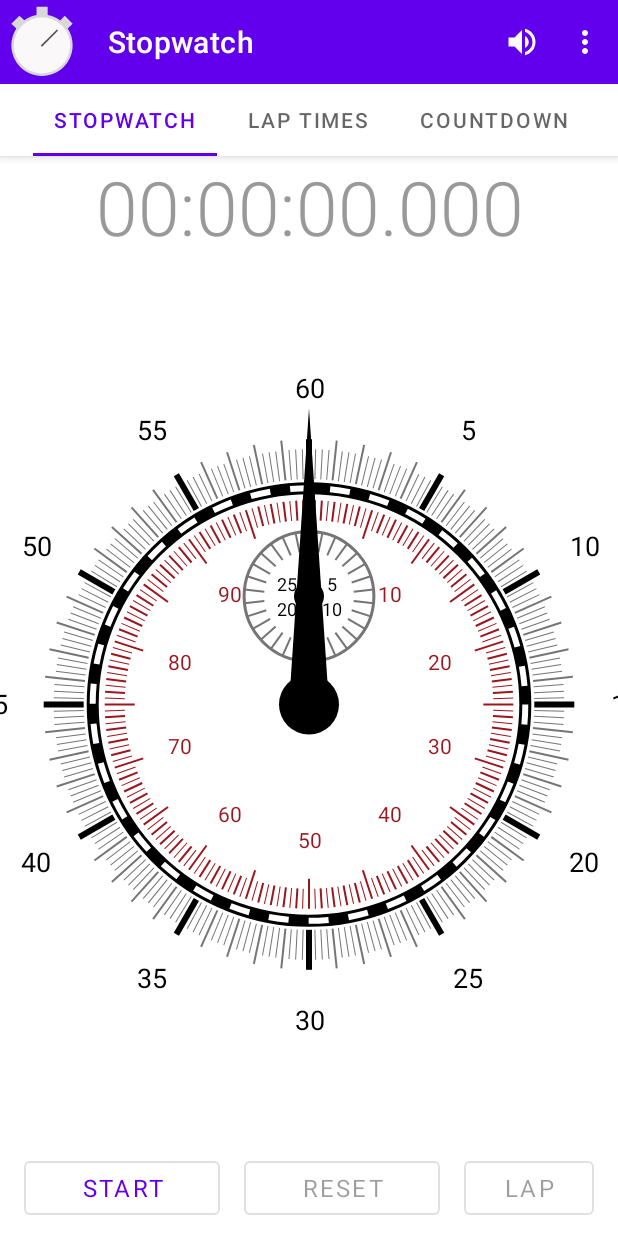
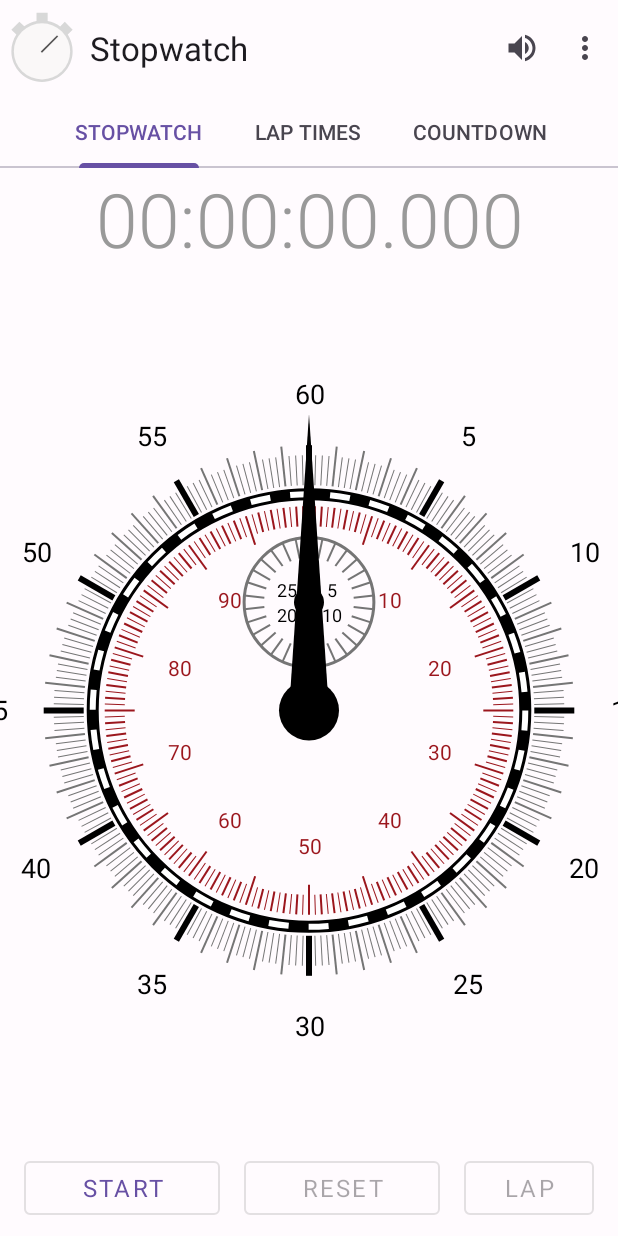
Before and after one commit to iplanetcn/stopwatch-android, an Android app: the screen it shows after launch (MainActivity), on a phone screen of 412 x 824 dp. Run offline under Robolectric (Android 15) with nearby library versions, the phone set to English and light mode, and no system bars; our stand-ins replace Timber.

Commit message:
update with material3 theme

```diff
--- a/app/build.gradle
+++ b/app/build.gradle
@@ -8,7 +8,7 @@
 
     defaultConfig {
         applicationId "io.github.iplanetcn.app.stopwatch"
-        minSdk 21
+        minSdk 23
         targetSdk 31
         versionCode 1
         versionName "1.0"
--- a/app/src/main/java/io/github/iplanetcn/app/stopwatch/fragments/LapTimesAdapter.kt
+++ b/app/src/main/java/io/github/iplanetcn/app/stopwatch/fragments/LapTimesAdapter.kt
@@ -23,13 +23,12 @@
 
     //region Implementations
     override fun onCreateViewHolder(parent: ViewGroup, viewType: Int): LapTimesViewHolder {
-        return LapTimesViewHolder(
-            ItemLapTimesBinding.inflate(
-                LayoutInflater.from(parent.context),
-                parent,
-                false
-            )
+        val binding = ItemLapTimesBinding.inflate(
+            LayoutInflater.from(parent.context),
+            parent,
+            false
         )
+        return LapTimesViewHolder(binding)
     }
 
     override fun onBindViewHolder(holder: LapTimesViewHolder, position: Int) {
--- a/app/src/main/res/layout-land/activity_main.xml
+++ b/app/src/main/res/layout-land/activity_main.xml
@@ -27,14 +27,10 @@
                 android:id="@+id/tab_layout"
                 android:layout_width="wrap_content"
                 android:layout_height="wrap_content"
-                android:layout_gravity="center|bottom"
+                android:layout_gravity="center"
                 android:contentDescription="@string/content_desc_tab_layout"
                 app:tabMode="auto"
-                app:tabBackground="?colorPrimary"
-                app:tabTextColor="@color/gray_400"
-                app:tabSelectedTextColor="@color/white"
-                app:tabIndicatorColor="@color/white"
-                app:tabIndicatorHeight="8dp"/>
+                app:tabIndicatorHeight="4dp"/>
         </com.google.android.material.appbar.MaterialToolbar>
 
     </com.google.android.material.appbar.AppBarLayout>
--- a/app/src/main/res/layout/activity_main.xml
+++ b/app/src/main/res/layout/activity_main.xml
@@ -20,6 +20,7 @@
             android:id="@+id/toolbar"
             android:layout_width="match_parent"
             android:layout_height="?attr/actionBarSize"
+            android:theme="@style/Theme.Material3.DayNight"
             app:navigationIcon="@drawable/ic_stopwatch"
             app:popupTheme="@style/Theme.Stopwatch.PopupOverlay" />
 
--- a/app/src/main/res/layout/activity_settings.xml
+++ b/app/src/main/res/layout/activity_settings.xml
@@ -9,8 +9,7 @@
     <com.google.android.material.appbar.AppBarLayout
         android:layout_width="match_parent"
         android:layout_height="wrap_content"
-        android:fitsSystemWindows="true"
-        android:theme="@style/Theme.Stopwatch.AppBarOverlay">
+        android:fitsSystemWindows="true">
 
         <androidx.appcompat.widget.Toolbar
             android:id="@+id/toolbar"
--- /dev/null
+++ b/app/src/main/res/values-night/themes.xml
@@ -0,0 +1,58 @@
+<?xml version="1.0" encoding="utf-8"?>
+<resources>
+
+    <style name="Theme.Stopwatch" parent="@style/Theme.Material3.DayNight.NoActionBar">
+        <!-- theme config -->
+        <item name="colorPrimary">@color/md_theme_dark_primary</item>
+        <item name="colorOnPrimary">@color/md_theme_dark_onPrimary</item>
+        <item name="colorPrimaryContainer">@color/md_theme_dark_primaryContainer</item>
+        <item name="colorOnPrimaryContainer">@color/md_theme_dark_onPrimaryContainer</item>
+        <item name="colorSecondary">@color/md_theme_dark_secondary</item>
+        <item name="colorOnSecondary">@color/md_theme_dark_onSecondary</item>
+        <item name="colorSecondaryContainer">@color/md_theme_dark_secondaryContainer</item>
+        <item name="colorOnSecondaryContainer">@color/md_theme_dark_onSecondaryContainer</item>
+        <item name="colorTertiary">@color/md_theme_dark_tertiary</item>
+        <item name="colorOnTertiary">@color/md_theme_dark_onTertiary</item>
+        <item name="colorTertiaryContainer">@color/md_theme_dark_tertiaryContainer</item>
+        <item name="colorOnTertiaryContainer">@color/md_theme_dark_onTertiaryContainer</item>
+        <item name="colorError">@color/md_theme_dark_error</item>
+        <item name="colorErrorContainer">@color/md_theme_dark_errorContainer</item>
+        <item name="colorOnError">@color/md_theme_dark_onError</item>
+        <item name="colorOnErrorContainer">@color/md_theme_dark_onErrorContainer</item>
+        <item name="android:colorBackground">@color/md_theme_dark_background</item>
+        <item name="colorOnBackground">@color/md_theme_dark_onBackground</item>
+        <item name="colorSurface">@color/md_theme_dark_surface</item>
+        <item name="colorOnSurface">@color/md_theme_dark_onSurface</item>
+        <item name="colorSurfaceVariant">@color/md_theme_dark_surfaceVariant</item>
+        <item name="colorOnSurfaceVariant">@color/md_theme_dark_onSurfaceVariant</item>
+        <item name="colorOutline">@color/md_theme_dark_outline</item>
+        <item name="colorOnSurfaceInverse">@color/md_theme_dark_inverseOnSurface</item>
+        <item name="colorSurfaceInverse">@color/md_theme_dark_inverseSurface</item>
+<!--        <item name="colorInversePrimary">@color/md_theme_dark_inversePrimary</item>-->
+<!--        <item name="colorShadow">@color/md_theme_dark_shadow</item>-->
+        <item name="colorPrimaryInverse">@color/md_theme_dark_primaryInverse</item>
+        <!-- Status bar color. -->
+        <item name="android:statusBarColor">@color/md_theme_dark_background</item>
+        <!-- active thumb & track color (30% transparency) -->
+        <item name="colorControlActivated">@color/purple_500</item>
+        <!-- inactive thumb color -->
+        <item name="colorSwitchThumbNormal">#F1F1F1</item>
+        <!-- inactive track color (30% transparency) -->
+        <item name="android:colorForeground">#221F1F</item>
+        <item name="windowActionBar">false</item>
+        <item name="windowNoTitle">true</item>
+        <!-- enable action mode toolbar over default toolbar -->
+        <item name="windowActionModeOverlay">true</item>
+        <item name="actionModeStyle">@style/Widget.ActionMode</item>
+        <item name="actionModeCloseDrawable">@drawable/ic_baseline_close_24</item>
+    </style>
+
+    <style name="Widget.ActionMode" parent="@style/Widget.Material3.ActionMode">
+        <item name="background">?colorPrimary</item>
+        <item name="titleTextStyle">@style/TextAppearance.AppCompat.Title</item>
+    </style>
+
+    <style name="Theme.Stopwatch.AppBarOverlay" parent="ThemeOverlay.Material3.Dark.ActionBar" />
+
+    <style name="Theme.Stopwatch.PopupOverlay" parent="ThemeOverlay.Material3.Light" />
+</resources>
--- a/app/src/main/res/values/colors.xml
+++ b/app/src/main/res/values/colors.xml
@@ -1,6 +1,6 @@
 <?xml version="1.0" encoding="utf-8"?>
 <resources>
-	<color name="white">#ffffffff</color>
+    <color name="white">#ffffffff</color>
     <color name="black">#ff000000</color>
     <color name="text_grey">#ff666666</color>
     <color name="purple_500">#FF6200EE</color>
@@ -23,4 +23,61 @@
     <color name="stopwatch_minutes_color">@color/black</color>
     <color name="stopwatch_numbers_color">#9B161D</color>
     <color name="stopwatch_hands_color">@color/black</color>
+    <!-- theme colors -->
+    <color name="md_theme_light_primary">#6750A4</color>
+    <color name="md_theme_light_onPrimary">#FFFFFF</color>
+    <color name="md_theme_light_primaryContainer">#EADDFF</color>
+    <color name="md_theme_light_onPrimaryContainer">#21005D</color>
+    <color name="md_theme_light_secondary">#625B71</color>
+    <color name="md_theme_light_onSecondary">#FFFFFF</color>
+    <color name="md_theme_light_secondaryContainer">#E8DEF8</color>
+    <color name="md_theme_light_onSecondaryContainer">#1D192B</color>
+    <color name="md_theme_light_tertiary">#7D5260</color>
+    <color name="md_theme_light_onTertiary">#FFFFFF</color>
+    <color name="md_theme_light_tertiaryContainer">#FFD8E4</color>
+    <color name="md_theme_light_onTertiaryContainer">#31111D</color>
+    <color name="md_theme_light_error">#B3261E</color>
+    <color name="md_theme_light_errorContainer">#F9DEDC</color>
+    <color name="md_theme_light_onError">#FFFFFF</color>
+    <color name="md_theme_light_onErrorContainer">#410E0B</color>
+    <color name="md_theme_light_background">#FFFBFE</color>
+    <color name="md_theme_light_onBackground">#1C1B1F</color>
+    <color name="md_theme_light_surface">#FFFBFE</color>
+    <color name="md_theme_light_onSurface">#1C1B1F</color>
+    <color name="md_theme_light_surfaceVariant">#E7E0EC</color>
+    <color name="md_theme_light_onSurfaceVariant">#49454F</color>
+    <color name="md_theme_light_outline">#79747E</color>
+    <color name="md_theme_light_inverseOnSurface">#F4EFF4</color>
+    <color name="md_theme_light_inverseSurface">#313033</color>
+    <color name="md_theme_light_inversePrimary">#D0BCFF</color>
+    <color name="md_theme_light_shadow">#000000</color>
+    <color name="md_theme_light_primaryInverse">#D0BCFF</color>
+    <color name="md_theme_dark_primary">#D0BCFF</color>
+    <color name="md_theme_dark_onPrimary">#381E72</color>
+    <color name="md_theme_dark_primaryContainer">#4F378B</color>
+    <color name="md_theme_dark_onPrimaryContainer">#EADDFF</color>
+    <color name="md_theme_dark_secondary">#CCC2DC</color>
+    <color name="md_theme_dark_onSecondary">#332D41</color>
+    <color name="md_theme_dark_secondaryContainer">#4A4458</color>
+    <color name="md_theme_dark_onSecondaryContainer">#E8DEF8</color>
+    <color name="md_theme_dark_tertiary">#EFB8C8</color>
+    <color name="md_theme_dark_onTertiary">#492532</color>
+    <color name="md_theme_dark_tertiaryContainer">#633B48</color>
+    <color name="md_theme_dark_onTertiaryContainer">#FFD8E4</color>
+    <color name="md_theme_dark_error">#F2B8B5</color>
+    <color name="md_theme_dark_errorContainer">#8C1D18</color>
+    <color name="md_theme_dark_onError">#601410</color>
+    <color name="md_theme_dark_onErrorContainer">#F9DEDC</color>
+    <color name="md_theme_dark_background">#1C1B1F</color>
+    <color name="md_theme_dark_onBackground">#E6E1E5</color>
+    <color name="md_theme_dark_surface">#1C1B1F</color>
+    <color name="md_theme_dark_onSurface">#E6E1E5</color>
+    <color name="md_theme_dark_surfaceVariant">#49454F</color>
+    <color name="md_theme_dark_onSurfaceVariant">#CAC4D0</color>
+    <color name="md_theme_dark_outline">#938F99</color>
+    <color name="md_theme_dark_inverseOnSurface">#1C1B1F</color>
+    <color name="md_theme_dark_inverseSurface">#E6E1E5</color>
+    <color name="md_theme_dark_inversePrimary">#6750A4</color>
+    <color name="md_theme_dark_shadow">#000000</color>
+    <color name="md_theme_dark_primaryInverse">#6750A4</color>
 </resources>
--- a/app/src/main/res/values/themes.xml
+++ b/app/src/main/res/values/themes.xml
@@ -1,17 +1,40 @@
 <?xml version="1.0" encoding="utf-8"?>
 <resources>
 
-    <style name="Theme.Stopwatch" parent="@style/Theme.MaterialComponents.DayNight.NoActionBar">
-        <!-- Primary brand color. -->
-        <item name="colorPrimary">@color/purple_500</item>
-        <item name="colorPrimaryVariant">@color/purple_700</item>
-        <item name="colorOnPrimary">@color/white</item>
-        <!-- Secondary brand color. -->
-        <item name="colorSecondary">@color/teal_200</item>
-        <item name="colorSecondaryVariant">@color/teal_700</item>
-        <item name="colorOnSecondary">@color/black</item>
+    <style name="Theme.Stopwatch" parent="@style/Theme.Material3.DayNight.NoActionBar">
+        <!-- theme config -->
+        <item name="colorPrimary">@color/md_theme_light_primary</item>
+        <item name="colorOnPrimary">@color/md_theme_light_onPrimary</item>
+        <item name="colorPrimaryContainer">@color/md_theme_light_primaryContainer</item>
+        <item name="colorOnPrimaryContainer">@color/md_theme_light_onPrimaryContainer</item>
+        <item name="colorSecondary">@color/md_theme_light_secondary</item>
+        <item name="colorOnSecondary">@color/md_theme_light_onSecondary</item>
+        <item name="colorSecondaryContainer">@color/md_theme_light_secondaryContainer</item>
+        <item name="colorOnSecondaryContainer">@color/md_theme_light_onSecondaryContainer</item>
+        <item name="colorTertiary">@color/md_theme_light_tertiary</item>
+        <item name="colorOnTertiary">@color/md_theme_light_onTertiary</item>
+        <item name="colorTertiaryContainer">@color/md_theme_light_tertiaryContainer</item>
+        <item name="colorOnTertiaryContainer">@color/md_theme_light_onTertiaryContainer</item>
+        <item name="colorError">@color/md_theme_light_error</item>
+        <item name="colorErrorContainer">@color/md_theme_light_errorContainer</item>
+        <item name="colorOnError">@color/md_theme_light_onError</item>
+        <item name="colorOnErrorContainer">@color/md_theme_light_onErrorContainer</item>
+        <item name="android:colorBackground">@color/md_theme_light_background</item>
+        <item name="colorOnBackground">@color/md_theme_light_onBackground</item>
+        <item name="colorSurface">@color/md_theme_light_surface</item>
+        <item name="colorOnSurface">@color/md_theme_light_onSurface</item>
+        <item name="colorSurfaceVariant">@color/md_theme_light_surfaceVariant</item>
+        <item name="colorOnSurfaceVariant">@color/md_theme_light_onSurfaceVariant</item>
+        <item name="colorOutline">@color/md_theme_light_outline</item>
+        <item name="colorOnSurfaceInverse">@color/md_theme_light_inverseOnSurface</item>
+        <item name="colorSurfaceInverse">@color/md_theme_light_inverseSurface</item>
+<!--        <item name="colorInversePrimary">@color/md_theme_light_inversePrimary</item>-->
+<!--        <item name="colorShadow">@color/md_theme_light_shadow</item>-->
+        <item name="colorPrimaryInverse">@color/md_theme_light_primaryInverse</item>
+
         <!-- Status bar color. -->
-        <item name="android:statusBarColor">?attr/colorPrimaryVariant</item>
+        <item name="android:statusBarColor">@color/md_theme_light_surface</item>
+        <item name="android:windowLightStatusBar">true</item>
         <!-- active thumb & track color (30% transparency) -->
         <item name="colorControlActivated">@color/purple_500</item>
         <!-- inactive thumb color -->
@@ -26,12 +49,12 @@
         <item name="actionModeCloseDrawable">@drawable/ic_baseline_close_24</item>
     </style>
 
-    <style name="Widget.ActionMode" parent="@style/Widget.AppCompat.ActionMode">
+    <style name="Widget.ActionMode" parent="@style/Widget.Material3.ActionMode">
         <item name="background">?colorPrimary</item>
         <item name="titleTextStyle">@style/TextAppearance.AppCompat.Title</item>
     </style>
 
-    <style name="Theme.Stopwatch.AppBarOverlay" parent="ThemeOverlay.AppCompat.Dark.ActionBar" />
+    <style name="Theme.Stopwatch.AppBarOverlay" parent="ThemeOverlay.Material3.Dark.ActionBar" />
 
-    <style name="Theme.Stopwatch.PopupOverlay" parent="ThemeOverlay.AppCompat.Light" />
+    <style name="Theme.Stopwatch.PopupOverlay" parent="ThemeOverlay.Material3.Light" />
 </resources>
```
